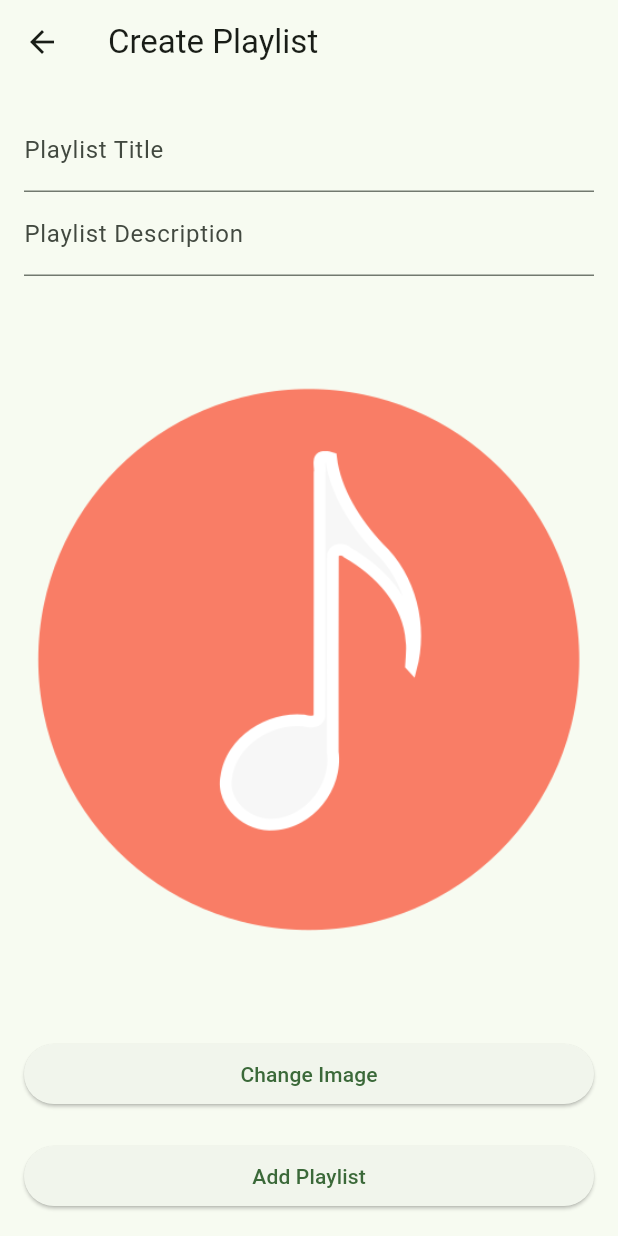
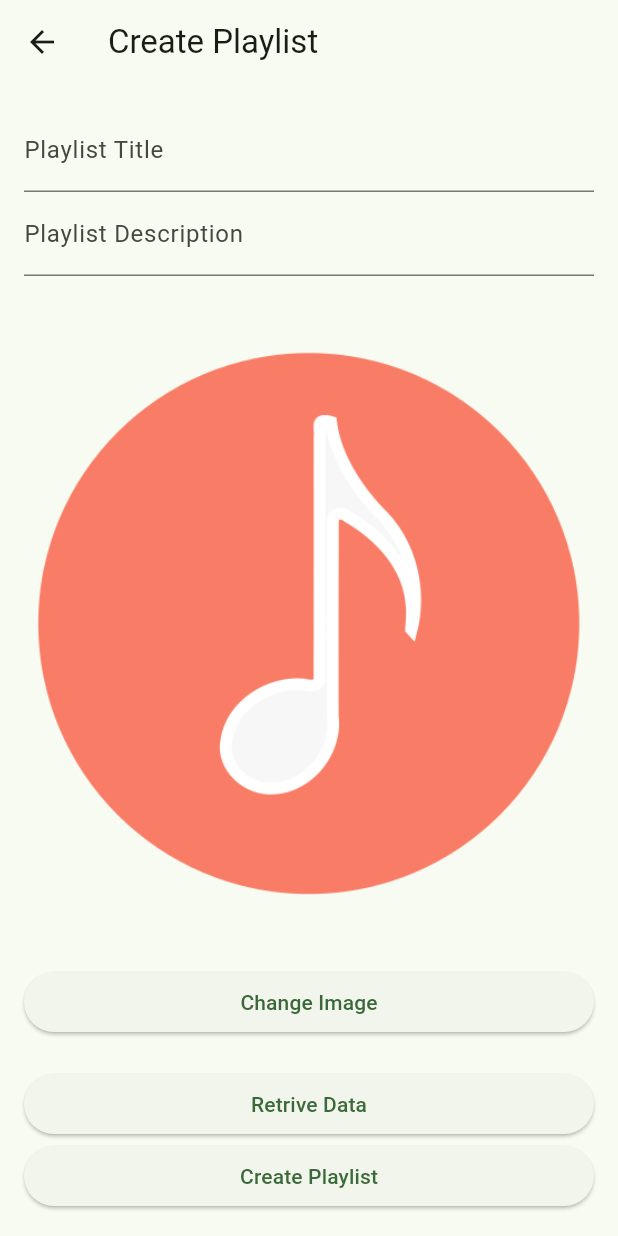
Before and after one commit to praveenkrishna03/spotify_alternative, a Flutter app: the Create_Playlist screen opened directly, after a tap on "Change Image", on a phone screen of 412 x 824 dp. Run offline on Flutter 3.47's test engine with Material 2 defaults, Android fonts, the phone set to English and light mode, and no system bars; our stand-ins replace file_picker, hive, hive_flutter; accounts and stored records are empty.

Commit message:
modified:   personal_music_player/lib/create_playlist.dart 	modified:   personal_music_player/lib/main.dart 	modified:   personal_music_player/pubspec.lock 	modified:   personal_music_player/pubspec.yaml

```diff
--- a/personal_music_player/lib/create_playlist.dart
+++ b/personal_music_player/lib/create_playlist.dart
@@ -1,6 +1,12 @@
+import 'dart:io';
+import 'dart:typed_data';
+
 import 'package:flutter/material.dart';
 import 'package:hive/hive.dart';
 import 'package:hive_flutter/hive_flutter.dart';
+import 'package:file_picker/file_picker.dart';
+import 'package:path/path.dart' as path;
+import 'package:path_provider/path_provider.dart';
 
 import 'model/PlaylistModel.dart';
 
@@ -10,15 +16,65 @@ class Create_Playlist extends StatefulWidget {
 }
 
 class Create_Playlist_State extends State<Create_Playlist> {
-  Box<PlaylistModel>? dataBox;
+  //late Box<PlaylistModel> dataBox;
   PlaylistModel? currUser;
+  String? playlistImage = null;
   void initState() {
     super.initState();
     Hive.initFlutter();
-    dataBox = Hive.box<PlaylistModel>("playlistBox");
-    currUser = dataBox?.get(1);
+    Hive.registerAdapter(PlaylistModelAdapter());
+
+    //openHiveBox();
+    //dataBox = Hive.box<PlaylistModel>("playlistBox");
+    //currUser = dataBox?.get(1);
   }
   //final playlistBox = Hive.box<PlaylistModel>('playlistBox');
+
+  /*Future<void> openHiveBox() async {
+    dataBox = await Hive.openBox<PlaylistModel>('playlistBox');
+  }*/
+
+  Future<String> saveImageLocally(String? filePath) async {
+    if (filePath == null) {
+      // Handle the case when filePath is null (no image picked)
+      return ''; // You can return an empty string or another default value
+    }
+
+    final appDocumentsDirectory = await getApplicationDocumentsDirectory();
+    final imagePath = '${appDocumentsDirectory.path}/playlist_image.png';
+
+    final file = File(filePath);
+    final savedFile = await file.copy(imagePath);
+
+    return imagePath;
+  }
+
+  Future<void> addToBox() async {
+    final dataBox = await Hive.openBox<PlaylistModel>('playlistBox');
+    final myPlaylist = PlaylistModel(
+      playlistName: 'My Playlist',
+      songs: ['Song 1', 'Song 2', 'Song 3'],
+      image: "/path/to/playlist_image.png",
+    );
+    await dataBox.add(myPlaylist);
+  }
+
+  Future<void> retrieveDataFromBox() async {
+    final box =
+        await Hive.openBox<PlaylistModel>('playlistBox'); // Open the box
+
+    if (box.isNotEmpty) {
+      for (var i = 0; i < box.length; i++) {
+        final playlist = box.getAt(i);
+        print('Playlist Name: ${playlist?.playlistName}');
+        print('Songs: ${playlist?.songs}');
+        // Print other attributes as needed
+      }
+    } else {
+      print('Box is empty');
+    }
+    await box.close(); // Close the box when you're done with it
+  }
 
   @override
   Widget build(BuildContext context) {
@@ -43,8 +99,11 @@ class Create_Playlist_State extends State<Create_Playlist> {
             ),
 
             Expanded(
-              child: Image.asset('images/audio_default.png'),
+              child: playlistImage != null
+                  ? Image.file(File(playlistImage!))
+                  : Image.asset('images/audio_default.png'),
             ),
+
             // Image selection option (You can use ImagePicker for this)
             // Replace this with an actual image selection widget
 
@@ -64,20 +123,38 @@ class Create_Playlist_State extends State<Create_Playlist> {
             */
 
             ElevatedButton(
-              onPressed: () {
-                //final playlistBox = Hive.box<PlaylistModel>('playlistBox');
-                //final retrievedPlaylist = playlistModel!.get(0);
-                // Change the index to access a specific playlist
-                //dataBox = Hive.box<PlaylistModel>("playlistBox");
-                //currUser = dataBox?.get(0);
-                if (currUser != null) {
-                  // Print the details of the retrieved playlist
-                  print("Retrieved playlist name: ${currUser?.playlistName}");
-                  //print("Retrieved playlist songs: ${retrievedPlaylist.songs}");
-                  //print("Retrieved playlist image: ${retrievedPlaylist.image}");
+              onPressed: () async {
+                final result = await FilePicker.platform.pickFiles(
+                  type: FileType.image,
+                  allowMultiple: false,
+                );
+                if (result != null) {
+                  PlatformFile file = result.files.first;
+
+                  print(file.name);
+                  print(file.bytes);
+                  print(file.size);
+                  print(file.extension);
+                  print(file.path);
                 } else {
-                  print(
-                      "Playlist not found"); // If the playlist at the specified index doesn't exist
+                  // User canceled the picker
+                }
+                if (result != null) {
+                  PlatformFile file = result.files.first;
+                  print(file
+                      .name); // Check the name of the file to verify it's the correct file.
+
+                  if (true) {
+                    // Successfully read the file bytes
+                    final savedImagePath = await saveImageLocally(file.path);
+                    setState(() {
+                      playlistImage = file.path;
+                    });
+                    print(savedImagePath);
+                  } else {
+                    // Handle the case when file.bytes is empty or null
+                    // This may indicate that the file couldn't be read
+                  }
                 }
               },
               child: Text('Change Image'),
@@ -86,20 +163,21 @@ class Create_Playlist_State extends State<Create_Playlist> {
             SizedBox(height: 20),
 
             // Add Song button
-
             ElevatedButton(
               onPressed: () {
-                final myPlaylist = PlaylistModel(
-                  playlistName: 'My Playlist',
-                  songs: ['Song 1', 'Song 2', 'Song 3'],
-                  image:
-                      '/path/to/playlist_image.png', // Replace with your actual image path
-                );
+                retrieveDataFromBox();
+
+                print("retrived");
+              },
+              child: Text('Retrive Data'),
+            ),
+            ElevatedButton(
+              onPressed: () {
+                addToBox();
+
                 print("done");
-
-                // You can use a dialog or a separate screen to add songs
               },
-              child: Text('Add Playlist'),
+              child: Text('Create Playlist'),
             ),
           ],
         ),
--- a/personal_music_player/pubspec.yaml
+++ b/personal_music_player/pubspec.yaml
@@ -37,6 +37,8 @@ dependencies:
   hive: ^2.2.3
   hive_flutter: ^1.1.0
   just_audio: ^0.9.35
+  file_picker: ^6.0.0
+  path_provider: ^2.0.2
 
 dev_dependencies:
   flutter_test:
```
Also changed, not shown: personal_music_player/lib/main.dart (+6 -4 lines), personal_music_player/pubspec.lock.
